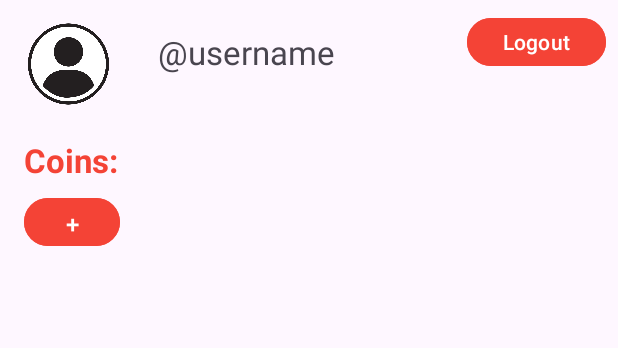
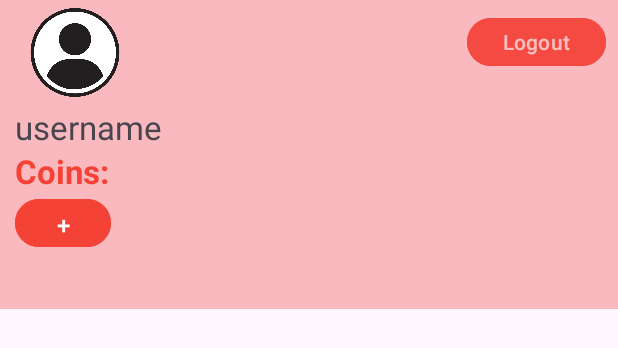
Before and after one commit to Huycute1104/MiniProjectMobile, an Android app: the layout activity_race.xml on its own in the app's theme, with its tools: preview values and no code run, on a phone screen of 412 x 824 dp. Shown: the top 348 px of the screen. Run offline under Robolectric (Android 15) with nearby library versions, the phone set to English and light mode, and no system bars.

Commit message:
update race layout

```diff
--- a/app/src/main/res/layout/activity_race.xml
+++ b/app/src/main/res/layout/activity_race.xml
@@ -5,63 +5,85 @@
     android:layout_width="match_parent"
     android:layout_height="match_parent">
 
+    <Button
+        android:id="@+id/btnLogOut"
+        android:layout_width="wrap_content"
+        android:layout_height="40dp"
+        android:layout_marginTop="8dp"
+        android:layout_marginEnd="8dp"
+        android:backgroundTint="#F44336"
+        android:text="Logout"
+        app:layout_constraintEnd_toEndOf="parent"
+        app:layout_constraintTop_toTopOf="parent" />
+
+    <LinearLayout
+        android:layout_width="match_parent"
+        android:layout_height="match_parent"
+        android:orientation="vertical"
+        android:weightSum="4">
+
+        <LinearLayout
+            android:layout_width="match_parent"
+            android:layout_height="match_parent"
+            android:layout_weight="1"
+            android:background="#61F15555"
+            android:orientation="vertical">
+
             <ImageView
                 android:id="@+id/imageView"
-        android:layout_width="91dp"
-        android:layout_height="85dp"
-        android:src="@drawable/user_avt"
-        app:layout_constraintStart_toStartOf="parent"
-        app:layout_constraintTop_toTopOf="parent" />
-
+                android:layout_width="100dp"
+                android:layout_height="70dp"
+                android:src="@drawable/user_avt" />
             <TextView
                 android:id="@+id/txtUsername"
                 android:layout_width="wrap_content"
                 android:layout_height="wrap_content"
-        android:layout_marginTop="20dp"
-        android:text="\@username"
+                android:text="username"
+                android:layout_marginLeft="10dp"
                 android:textAlignment="center"
-        android:textSize="22dp"
-        app:layout_constraintEnd_toEndOf="parent"
-        app:layout_constraintHorizontal_bias="0.07"
-        app:layout_constraintStart_toEndOf="@+id/imageView"
-        app:layout_constraintTop_toTopOf="parent" />
+                android:textSize="22dp" />
 
             <TextView
                 android:id="@+id/txtCoins"
                 android:layout_width="wrap_content"
                 android:layout_height="wrap_content"
-        android:layout_marginTop="92dp"
                 android:text="Coins:"
+                android:layout_marginLeft="10dp"
                 android:textAlignment="center"
                 android:textColor="#F44336"
                 android:textSize="22dp"
                 android:textStyle="bold"
-        app:layout_constraintEnd_toEndOf="parent"
-        app:layout_constraintHorizontal_bias="0.045"
-        app:layout_constraintStart_toStartOf="parent"
-        app:layout_constraintTop_toTopOf="parent" />
+                />
 
             <Button
                 android:id="@+id/btnAddMore"
                 android:layout_width="64dp"
                 android:layout_height="40dp"
-        android:layout_marginTop="128dp"
                 android:backgroundTint="#F44336"
                 android:text="+"
                 android:textSize="16dp"
-        app:layout_constraintEnd_toEndOf="parent"
-        app:layout_constraintHorizontal_bias="0.046"
-        app:layout_constraintStart_toStartOf="parent"
-        app:layout_constraintTop_toTopOf="parent" />
+                android:layout_marginLeft="10dp"/>
+        </LinearLayout>
 
-    <Button
-        android:id="@+id/btnLogOut"
-        android:layout_width="wrap_content"
-        android:layout_height="40dp"
-        android:text="Logout"
-        android:layout_marginTop="8dp"
-        android:layout_marginEnd="8dp"
-        android:backgroundTint="#F44336"
-        app:layout_constraintTop_toTopOf="parent"
-        app:layout_constraintEnd_toEndOf="parent"/>
+        <LinearLayout
+            android:layout_width="match_parent"
+            android:layout_height="match_parent"
+            android:layout_weight="1">
+
+        </LinearLayout>
+
+        <LinearLayout
+            android:layout_width="match_parent"
+            android:layout_height="match_parent"
+            android:layout_weight="1">
+
+        </LinearLayout>
+
+        <LinearLayout
+            android:layout_width="match_parent"
+            android:layout_height="match_parent"
+            android:layout_weight="1">
+
+        </LinearLayout>
+    </LinearLayout>
 </androidx.constraintlayout.widget.ConstraintLayout>
```
Lines whose indentation alone changed are shown as unchanged.
